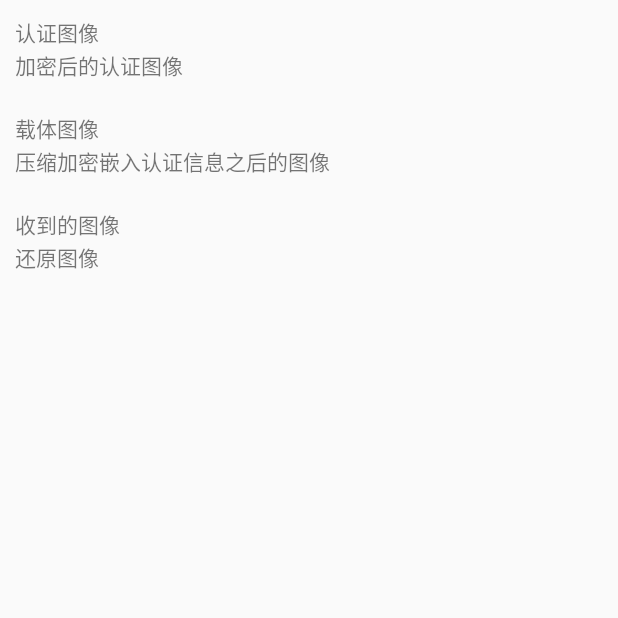
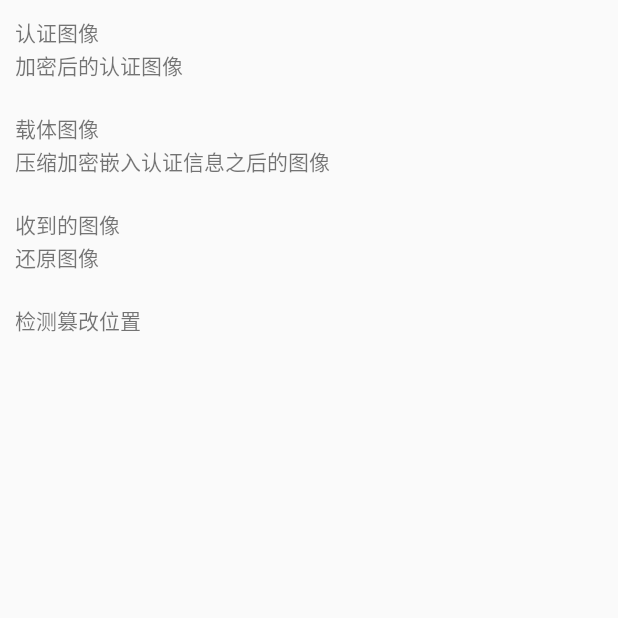
Before and after one commit to shadowAnt/compress, an Android app: the screen it shows after launch (MainActivity), on a phone screen of 412 x 824 dp, the top half of it. Run offline under Robolectric (Android 15) with nearby library versions, the phone set to English and light mode, and no system bars; 42 statements that could not run were skipped.

Commit message:
完成篡改检测

```diff
--- a/app/src/main/java/com/example/compress/MainActivity.java
+++ b/app/src/main/java/com/example/compress/MainActivity.java
@@ -11,14 +11,12 @@ import com.example.compress.util.Authentication_codes;
 import com.example.compress.util.ConvertGreyImg;
 import com.example.compress.util.Joint_de;
 import com.example.compress.util.Joint_en;
-import com.example.compress.util.Matlab;
 import com.example.compress.util.PSNR;
-import com.example.compress.util.RGB2Grey;
 import com.example.compress.util.Show;
+import com.example.compress.util.Tamper;
 
 import java.io.IOException;
 import java.io.InputStream;
-import java.util.Arrays;
 
 public class MainActivity extends AppCompatActivity {
 
@@ -28,6 +26,7 @@ public class MainActivity extends AppCompatActivity {
     ImageView enOriginImage;
     ImageView receiveImage;
     ImageView restoreImage;
+    ImageView findWhereImage;
     InputStream is;
     int m = 4;
     int n = 4;
@@ -58,10 +57,19 @@ public class MainActivity extends AppCompatActivity {
         enOriginImage = (ImageView) findViewById(R.id.enOrigin);
         Bitmap originBitmap = loadAnyImage(originUrl);
         tempBitmap = ConvertGreyImg.convertGreyImg(originBitmap);//灰度处理
-        originImage.setImageBitmap(tempBitmap);//
+        originImage.setImageBitmap(tempBitmap);
         Bitmap resultBitmap = Joint_en.joint_en(tempBitmap, m, n, EnAuthenticationBitmap, key);
         enOriginImage.setImageBitmap(resultBitmap);
         Log.e("tag----------", "对载体图像的处理");
+
+        //TODO 对加密后的图像进行篡改
+        if(false){
+            resultBitmap = Tamper.tamper(resultBitmap, 121, 140, 121, 140, 255);
+            resultBitmap = Tamper.tamper(resultBitmap, 1, 20, 1, 20, 0);
+            resultBitmap = Tamper.tamper(resultBitmap, 237, 256, 1, 20, 0);
+            resultBitmap = Tamper.tamper(resultBitmap, 1, 20, 237, 256, 0);
+            resultBitmap = Tamper.tamper(resultBitmap, 237, 256, 237, 256, 0);
+        }
 
         //TODO 对收到图像解码
         double[] key2 = {0.78, 3.59, Math.pow(7, 5), 0, Math.pow(2, 31) - 1, 102};
@@ -69,17 +77,24 @@ public class MainActivity extends AppCompatActivity {
         receiveImage.setImageBitmap(resultBitmap);
         int originHight = originBitmap.getHeight();
         int originWidth = originBitmap.getWidth();
-        Bitmap restoreBitmap = Joint_de.joint_de(resultBitmap, originHight, originWidth, m, n, EnAuthenticationBitmap, key2);
-//        show(EnAuthenticationBitmap);// 0 255
+
+        Bitmap[] restoreBitmap = Joint_de.joint_de(resultBitmap, originHight, originWidth, m, n, EnAuthenticationBitmap, key2);
         restoreImage = (ImageView) findViewById(R.id.restore);
-        restoreImage.setImageBitmap(restoreBitmap);
+        restoreImage.setImageBitmap(restoreBitmap[0]);
+        Log.e("PSNR: ", PSNR.psnr(tempBitmap, restoreBitmap[0]) + "");
         Log.e("tag----------", "对收到图像解码完成");
-        Log.w("PSNR: ", PSNR.psnr(tempBitmap, restoreBitmap)+"");
+        //TODO 检测篡改位置
+        findWhereImage = (ImageView) findViewById(R.id.findWhere);
+        findWhereImage.setImageBitmap(restoreBitmap[1]);
     }
 
+    /**
+     * 从asset中读取图片
+     * @param url
+     * @return
+     */
     public Bitmap loadAnyImage(String url) {
         try {
-            //is = getAssets().open("lena.bmp");
             is = getAssets().open(url);
         } catch (IOException e) {
             e.printStackTrace();
--- a/app/src/main/java/com/example/compress/util/Joint_de.java
+++ b/app/src/main/java/com/example/compress/util/Joint_de.java
@@ -1,6 +1,7 @@
 package com.example.compress.util;
 
 import android.graphics.Bitmap;
+import android.util.Log;
 
 import java.util.Arrays;
 
@@ -9,7 +10,17 @@ import java.util.Arrays;
  */
 
 public class Joint_de {
-    public static Bitmap joint_de(Bitmap resultBitmap, int oH, int oW, int m, int n, Bitmap EnAuthenticationBitmap, double[] key) {
+    /**
+     * @param resultBitmap           加密处理后的图片
+     * @param oH                     原始图像的高度
+     * @param oW                     源氏图像的宽度
+     * @param m                      分块大小
+     * @param n
+     * @param EnAuthenticationBitmap 嵌入的认证信息
+     * @param key                    密钥
+     * @return Bitmap数组，[0]为解密后的原始图像,[1]为检测是否篡改的图像
+     */
+    public static Bitmap[] joint_de(Bitmap resultBitmap, int oH, int oW, int m, int n, Bitmap EnAuthenticationBitmap, double[] key) {
         int[] EnAuthenticationArray = RGB2Grey.bitmap2array(EnAuthenticationBitmap);
         for (int i = 0; i < EnAuthenticationArray.length; i++) {
             if (EnAuthenticationArray[i] == 255) {
@@ -26,12 +37,13 @@ public class Joint_de {
                 Ic[i][j] = 0;
             }
         }
-//        int[][] Ic2 = new int[h][w];
-//        for(int i=0; i<h; i++)
-//            for(int j=0; j<w; j++){
-//                Ic2[i][j] = Ic[i][j] + 255;
-//            }
-//        int[][] Ic3 = Ic2;
+        //TODO 初始化检测篡改图像
+        int[][] Ic2 = new int[sumPixel][sumBlock];
+        for (int i = 0; i < sumPixel; i++) {
+            for (int j = 0; j < sumBlock; j++) {
+                Ic2[i][j] = 255;
+            }
+        }
         int[][] I_compress = Matlab.im2col(resultBitmap, 2, 2);
         System.out.println("把压缩加密矩阵分块 ");
         Show.show2array(I_compress);
@@ -51,8 +63,9 @@ public class Joint_de {
             int code = Extr.extr(a, b, dec);
             if (j == 0) System.out.println("code 0= " + code);
             if (code != EnAuthenticationArray[j]) {
-                for (int k = 0; k < m * n; k++) {
-                    Ic[k][j] = 0;
+                for (int k = 0; k < sumPixel; k++) {
+                    Ic2[k][j] = 0;
+//                    Log.e("监测到修改 ", "0");
                 }
             }
             //TODO 为直接解压缩保留
@@ -73,7 +86,7 @@ public class Joint_de {
             b = group4[1];
             dec[0] = group4[2];
             dec[1] = group4[3];
-            if(j==0)
+            if (j == 0)
                 System.out.println("低均值 高均值： " + a + " " + b);
             int[] longBitmap = My_dec2bin.my_dec2bin(dec, 8);
             // 用key对bitmap置乱
@@ -92,6 +105,10 @@ public class Joint_de {
             }
         }
         Bitmap I2 = Matlab.col2im(Ic, m, n, oH, oW);
-        return I2;
+        Bitmap tamper = Matlab.col2im(Ic2, m, n, oH, oW);
+        Bitmap[] result = new Bitmap[2];
+        result[0] = I2;
+        result[1] = tamper;
+        return result;
     }
 }
--- a/app/src/main/java/com/example/compress/util/PSNR.java
+++ b/app/src/main/java/com/example/compress/util/PSNR.java
@@ -11,34 +11,35 @@ import static java.lang.Math.log10;
 public class PSNR {
     /**
      * function psnr=PSNR(I1,I2)
-         I1=double(I1);
-         I2=double(I2);
-         E=I1-I2;
-         MSE=mean2(E.*E);
-         if MSE==0
-         psnr=-1;
-         else
-         psnr=10*log10(255*255/MSE);
-         end
+     * I1=double(I1);
+     * I2=double(I2);
+     * E=I1-I2;
+     * MSE=mean2(E.*E);
+     * if MSE==0
+     * psnr=-1;
+     * else
+     * psnr=10*log10(255*255/MSE);
+     * end
+     *
      * @param I1
      * @param I2
      * @return
      */
-    public static double psnr(Bitmap I1, Bitmap I2){
+    public static double psnr(Bitmap I1, Bitmap I2) {
         int[][] i1 = RGB2Grey.im2array(I1);
         int[][] i2 = RGB2Grey.im2array(I2);
         int height = I1.getHeight();
         int width = I2.getWidth();
         int[][] e = new int[height][width];
-        for(int i=0; i<height; i++){
-            for(int j=0; j<width; j++){
+        for (int i = 0; i < height; i++) {
+            for (int j = 0; j < width; j++) {
                 e[i][j] = i1[i][j] - i2[i][j];
             }
         }
         double MSE = Matlab.mean(Matlab.multip2(e));
         double ans;
-        if(MSE==0) ans =-1;
-        else ans = 10*log10(255*255/MSE);
+        if (MSE == 0) ans = -1;
+        else ans = 10 * log10(255 * 255 / MSE);
         return ans;
     }
 }
--- a/app/src/main/res/layout/activity_main.xml
+++ b/app/src/main/res/layout/activity_main.xml
@@ -141,6 +141,30 @@
                         android:text="还原图像" />
                 </LinearLayout>
             </LinearLayout>
+
+            <LinearLayout
+                android:layout_width="match_parent"
+                android:layout_height="wrap_content"
+                android:layout_margin="10dp"
+                android:orientation="vertical">
+
+                <LinearLayout
+                    android:layout_width="wrap_content"
+                    android:layout_height="wrap_content"
+                    android:orientation="vertical">
+
+                    <ImageView
+                        android:id="@+id/findWhere"
+                        android:layout_width="wrap_content"
+                        android:layout_height="wrap_content"
+                        android:scaleType="centerCrop" />
+
+                    <TextView
+                        android:layout_width="wrap_content"
+                        android:layout_height="wrap_content"
+                        android:text="检测篡改位置" />
+                </LinearLayout>
+            </LinearLayout>
         </LinearLayout>
 
     </ScrollView>
```
Also changed, not shown: app/src/main/java/com/example/compress/util/Matlab.java (+5 -11 lines), app/src/main/java/com/example/compress/util/Tamper.java (added, +37 -0 lines).
